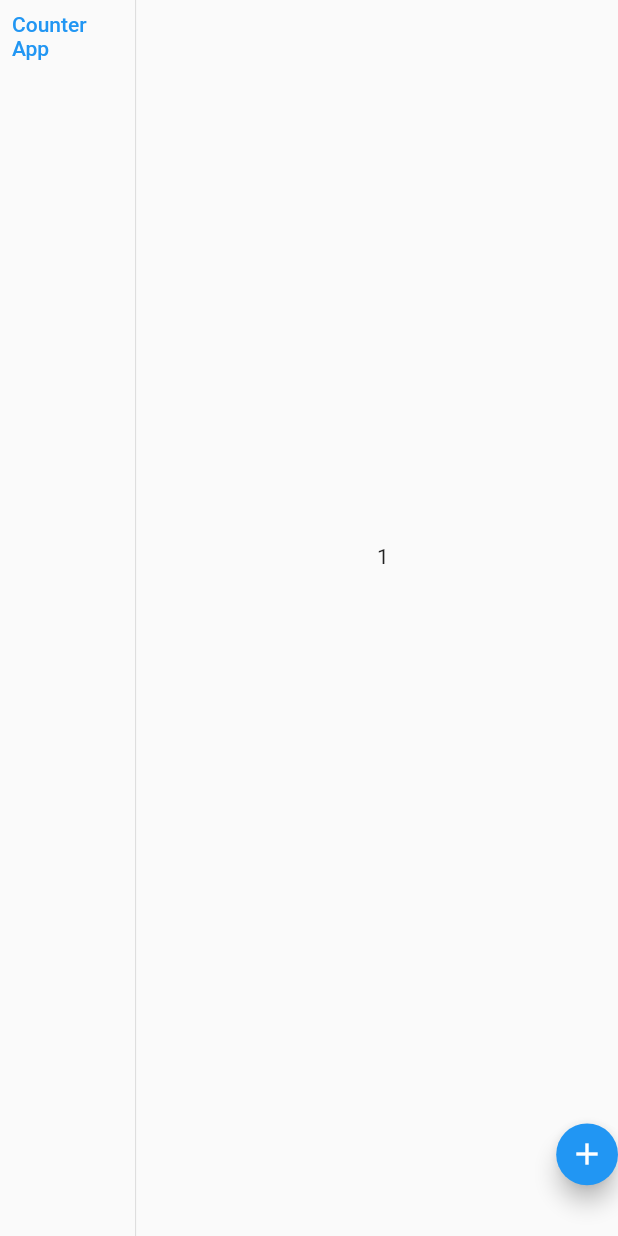
After one commit to moemoequte/flutter_tour, a Flutter app: the AppPage screen opened directly, after a tap on "Counter App", after a tap on the "add" icon, on a phone screen of 412 x 824 dp. The commit adds this screen. Run offline on Flutter 3.47's test engine with Material 2 defaults, Android fonts, the phone set to English and light mode, and no system bars.

Commit message:
add counter app

```diff
--- a/lib/app_navigate_field.dart
+++ b/lib/app_navigate_field.dart
@@ -1,5 +1,6 @@
 import 'package:flutter/material.dart';
 import 'package:flutter_tour/app_main_field.dart';
+import 'package:flutter_tour/counter_app.dart';
 import 'package:flutter_tour/navigate_button.dart';
 
 AppNavigateFieldNotifier kAppNavigateNotifier = AppNavigateFieldNotifier();
@@ -11,8 +12,7 @@ class AppNavigateField extends StatelessWidget {
 
   final double _widthFactor = 0.2;
   final List<_ListNodeContent> _list = [
-    _ListNodeContent('title a', const Text('a')),
-    _ListNodeContent('title b', const Text('b'))
+    _ListNodeContent('Counter App', CounterApp()),
   ];
 
   @override
--- /dev/null
+++ b/lib/counter_app.dart
@@ -0,0 +1,47 @@
+import 'package:flutter/material.dart';
+
+class CounterApp extends StatelessWidget {
+  CounterApp({super.key});
+
+  final _numNotifier = _CenterNumberNotifier();
+
+  @override
+  Widget build(BuildContext context) {
+    return Column(
+      children: [
+        SizedBox(
+          height: MediaQuery.of(context).size.height * 0.9,
+          child: Center(
+              child: ListenableBuilder(
+            builder: (context, child) {
+              return Text('${_numNotifier.num}');
+            },
+            listenable: _numNotifier,
+          )),
+        ),
+        Row(
+          children: [
+            const Spacer(),
+            SizedBox(
+              width: MediaQuery.of(context).size.width * 0.1,
+              child: FloatingActionButton(
+                onPressed: () => _numNotifier.adder(),
+                tooltip: 'Add 1',
+                child: const Icon(Icons.add),
+              ),
+            )
+          ],
+        )
+      ],
+    );
+  }
+}
+
+class _CenterNumberNotifier with ChangeNotifier {
+  int num = 0;
+
+  void adder() {
+    num += 1;
+    notifyListeners();
+  }
+}
```
